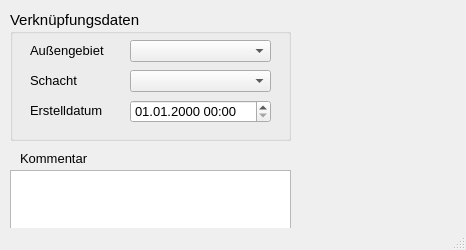
Old version of the form qkan/forms/qkan_anbindungageb.ui in the repository hoettges/QKan.
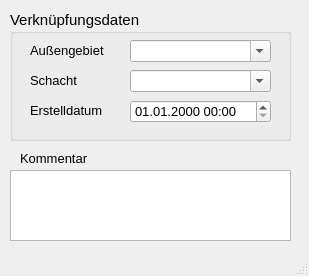
New version of the form. Custom widgets are drawn as their Qt base class.

```diff
--- a/qkan/forms/qkan_anbindungageb.ui
+++ b/qkan/forms/qkan_anbindungageb.ui
@@ -6,8 +6,8 @@
    <rect>
     <x>0</x>
     <y>0</y>
-    <width>466</width>
-    <height>250</height>
+    <width>309</width>
+    <height>276</height>
    </rect>
   </property>
   <property name="minimumSize">
@@ -134,6 +134,9 @@
      <property name="statusTip">
       <string>Schacht, an den das Außengebiet angeschlossen ist</string>
      </property>
+     <property name="editable">
+      <bool>true</bool>
+     </property>
     </widget>
     <widget class="QLabel" name="label_4">
      <property name="geometry">
@@ -175,6 +178,12 @@
      <property name="toolTip">
       <string>&lt;html&gt;&lt;head/&gt;&lt;body&gt;&lt;p&gt;Angebundenes Außengebiet&lt;/p&gt;&lt;/body&gt;&lt;/html&gt;</string>
      </property>
+     <property name="statusTip">
+      <string>Angebundenes Außengebiet</string>
+     </property>
+     <property name="editable">
+      <bool>true</bool>
+     </property>
     </widget>
    </widget>
    <widget class="QTextEdit" name="kommentar">
```
